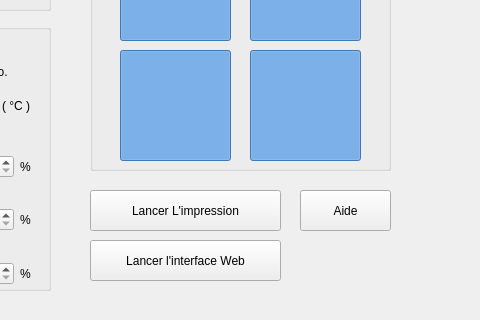
Above: src/Page/PrinterPage.ui from polybox3d/polybox before the change; both pictures show x 320 to 800 and y 230 to 550 of the 800 by 550 pixel window. Below: the same form after it.
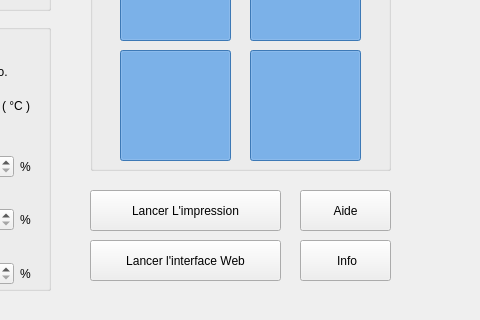
That is the form after the change. Icons and pictures are not drawn. Custom widgets are drawn as their Qt base class.

Commit message: End polyplexer rework, dock connect()

Patch:
```diff
--- a/src/Page/PrinterPage.ui
+++ b/src/Page/PrinterPage.ui
@@ -657,6 +657,29 @@
      <normaloff>:/img/img/broadcast.png</normaloff>:/img/img/broadcast.png</iconset>
    </property>
   </widget>
+  <widget class="QPushButton" name="showPrinterDock">
+   <property name="geometry">
+    <rect>
+     <x>620</x>
+     <y>470</y>
+     <width>91</width>
+     <height>41</height>
+    </rect>
+   </property>
+   <property name="text">
+    <string> Info</string>
+   </property>
+   <property name="icon">
+    <iconset resource="../ressources.qrc">
+     <normaloff>:/img/img/stat.png</normaloff>:/img/img/stat.png</iconset>
+   </property>
+   <property name="iconSize">
+    <size>
+     <width>20</width>
+     <height>20</height>
+    </size>
+   </property>
+  </widget>
  </widget>
  <customwidgets>
   <customwidget>
```
The commit also changes 32 other files.
